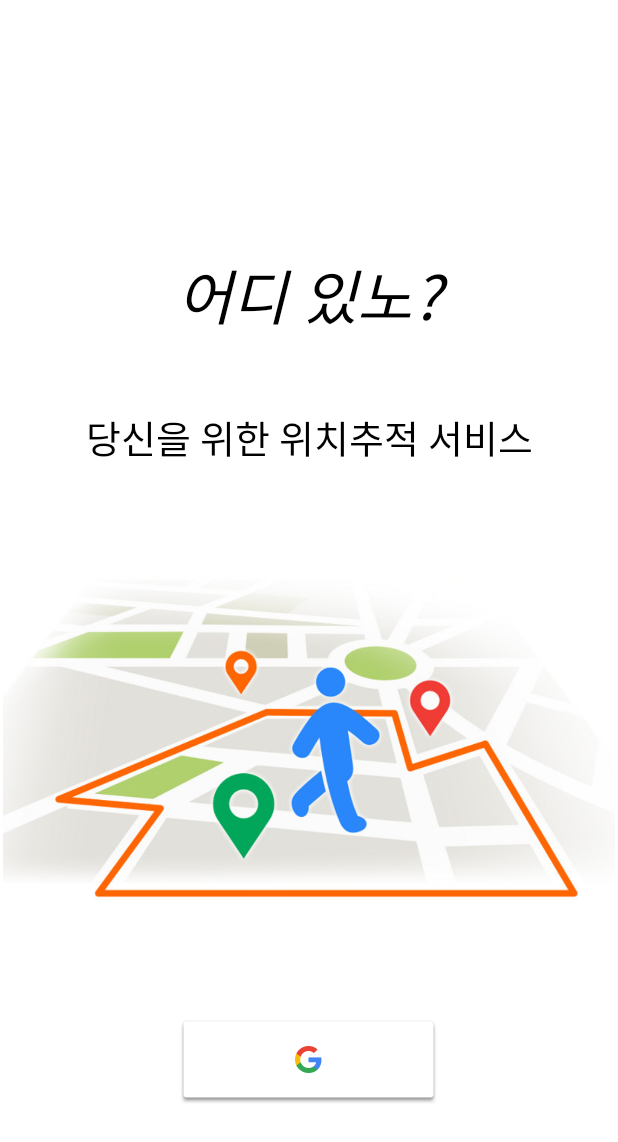
After one commit to cheon-js/TileTeamProject, an Android app: the layout activity_main.xml on its own in the app's theme, with its tools: preview values and no code run, on a phone screen of 412 x 824 dp. The commit adds this screen. Shown: the top 1142 px of the screen. Run offline under Robolectric (Android 15) with nearby library versions, the phone set to English and light mode, and no system bars.

Commit message:
기존 UI + 구글 디비 로그인 병합 // 지도 아직 안함 곧 함 ㄱㄷ

```diff
--- a/app/src/main/AndroidManifest.xml
+++ b/app/src/main/AndroidManifest.xml
@@ -14,7 +14,7 @@
         <meta-data
             android:name="com.google.android.geo.API_KEY"
             android:value="AIzaSyDcrcxETeqhddOvfx4i3LRV1dXL0uAjmBc" />
-        <activity android:name=".Google_Sign_In">
+        <activity android:name=".IntroActivity">
             <intent-filter>
                 <action android:name="android.intent.action.MAIN" />
 
@@ -22,6 +22,8 @@
             </intent-filter>
         </activity>
         <activity android:name=".GPS_AND_DB_Activity" />
+        <activity android:name=".loginAfter"/>
+        <activity android:name=".MainActivity"/>
     </application>
 
 </manifest>
--- /dev/null
+++ b/app/src/main/res/layout/activity_main.xml
@@ -0,0 +1,70 @@
+<?xml version="1.0" encoding="utf-8"?>
+<androidx.constraintlayout.widget.ConstraintLayout xmlns:android="http://schemas.android.com/apk/res/android"
+    xmlns:app="http://schemas.android.com/apk/res-auto"
+    xmlns:tools="http://schemas.android.com/tools"
+    android:layout_width="match_parent"
+    android:layout_height="match_parent"
+    android:background="@color/white"
+    tools:context=".MainActivity">
+
+
+    <TextView
+        android:id="@+id/textView2"
+        android:layout_width="252dp"
+        android:layout_height="108dp"
+        android:layout_marginTop="42dp"
+        android:layout_marginBottom="277dp"
+        android:fontFamily="@font/bm_font"
+        android:gravity="center_horizontal"
+        android:text="어디 있노?"
+        android:textColor="#000000"
+        android:textSize="40sp"
+        android:textStyle="italic"
+        app:layout_constraintBottom_toTopOf="@+id/btn_googleButton"
+        app:layout_constraintEnd_toEndOf="parent"
+        app:layout_constraintStart_toStartOf="parent"
+        app:layout_constraintTop_toTopOf="parent"
+        tools:ignore="MissingConstraints" />
+
+    <TextView
+        android:id="@+id/textView"
+        android:layout_width="315dp"
+        android:layout_height="89dp"
+
+        android:layout_marginStart="57dp"
+        android:layout_marginEnd="57dp"
+        android:fontFamily="@font/bm_font"
+        android:gravity="center_horizontal"
+        android:text="당신을 위한 위치추적 서비스"
+        android:textColor="#000000"
+        android:textSize="25sp"
+        android:textStyle="normal"
+        app:layout_constraintBottom_toTopOf="@+id/kkme"
+        app:layout_constraintEnd_toEndOf="parent"
+        app:layout_constraintStart_toStartOf="parent"
+        app:layout_constraintTop_toBottomOf="@+id/textView2"
+        tools:ignore="MissingConstraints" />
+
+    <ImageView
+        android:id="@+id/kkme"
+        android:layout_width="408dp"
+        android:layout_height="270dp"
+        android:layout_marginBottom="196dp"
+        app:layout_constraintBottom_toBottomOf="parent"
+        app:layout_constraintEnd_toEndOf="parent"
+        app:layout_constraintStart_toStartOf="parent"
+        app:layout_constraintTop_toBottomOf="@+id/textView"
+        app:srcCompat="@drawable/kkq" />
+
+    <com.google.android.gms.common.SignInButton
+        android:id="@+id/btn_googleButton"
+        android:layout_width="175dp"
+        android:layout_height="59dp"
+        android:layout_marginBottom="88dp"
+        app:buttonSize="icon_only"
+        app:layout_constraintBottom_toBottomOf="parent"
+        app:layout_constraintEnd_toEndOf="parent"
+        app:layout_constraintHorizontal_bias="0.498"
+        app:layout_constraintStart_toStartOf="parent"
+        tools:ignore="MissingConstraints,UnknownId" />
+</androidx.constraintlayout.widget.ConstraintLayout>
--- a/app/src/main/res/values/themes.xml
+++ b/app/src/main/res/values/themes.xml
@@ -1,9 +1,9 @@
 <resources xmlns:tools="http://schemas.android.com/tools">
     <!-- Base application theme. -->
-    <style name="Theme.TileTeamProject" parent="Theme.MaterialComponents.DayNight.DarkActionBar">
+    <style name="Theme.TileTeamProject" parent="Theme.MaterialComponents.DayNight.NoActionBar">
         <!-- Primary brand color. -->
-        <item name="colorPrimary">@color/purple_500</item>
-        <item name="colorPrimaryVariant">@color/purple_700</item>
+        <item name="colorPrimary">@color/black</item>
+        <item name="colorPrimaryVariant">#050C05</item>
         <item name="colorOnPrimary">@color/white</item>
         <!-- Secondary brand color. -->
         <item name="colorSecondary">@color/teal_200</item>
--- a/build.gradle
+++ b/build.gradle
@@ -16,6 +16,8 @@ buildscript {
 allprojects {
     repositories {
         google()
+
+
         jcenter()
     }
 }
```
Also changed, not shown: app/src/main/java/com/example/tileteamproject/IntroActivity.java (added, +31 -0 lines), app/src/main/java/com/example/tileteamproject/MainActivity.java (renamed from app/src/main/java/com/example/tileteamproject/Google_Sign_In.java, +12 -13 lines), app/src/main/java/com/example/tileteamproject/introThread.java (added, +29 -0 lines), app/src/main/java/com/example/tileteamproject/loginAfter.java (added, +82 -0 lines), app/src/main/res/font/font.xml (added, +7 -0 lines), app/src/main/res/layout/activity_intro.xml (added, +31 -0 lines), app/src/main/res/layout/main_page.xml (added, +46 -0 lines), app/src/main/res/layout/navi_header.xml (added, +33 -0 lines), app/src/main/res/layout/navi_menu.xml (added, +36 -0 lines), app/src/main/res/drawable-v24/introtext.JPG (added), app/src/main/res/drawable-v24/kkq.jpg (added), app/src/main/res/drawable-v24/list_imag2.JPG (added), app/src/main/res/drawable/whereareyou.jpg (added), 1 other file.
